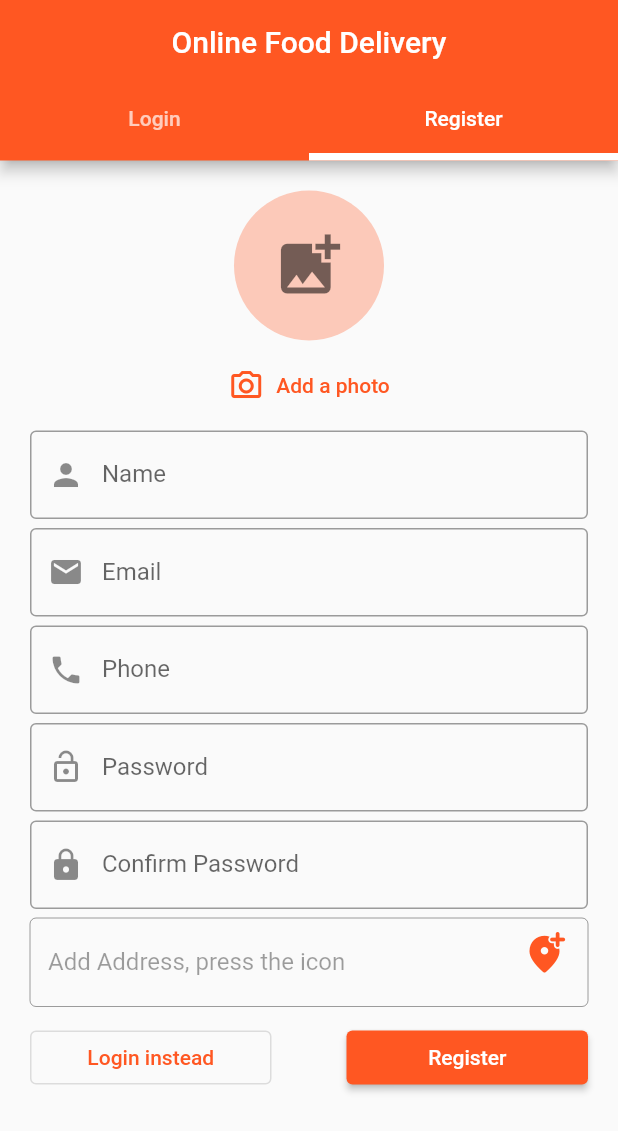
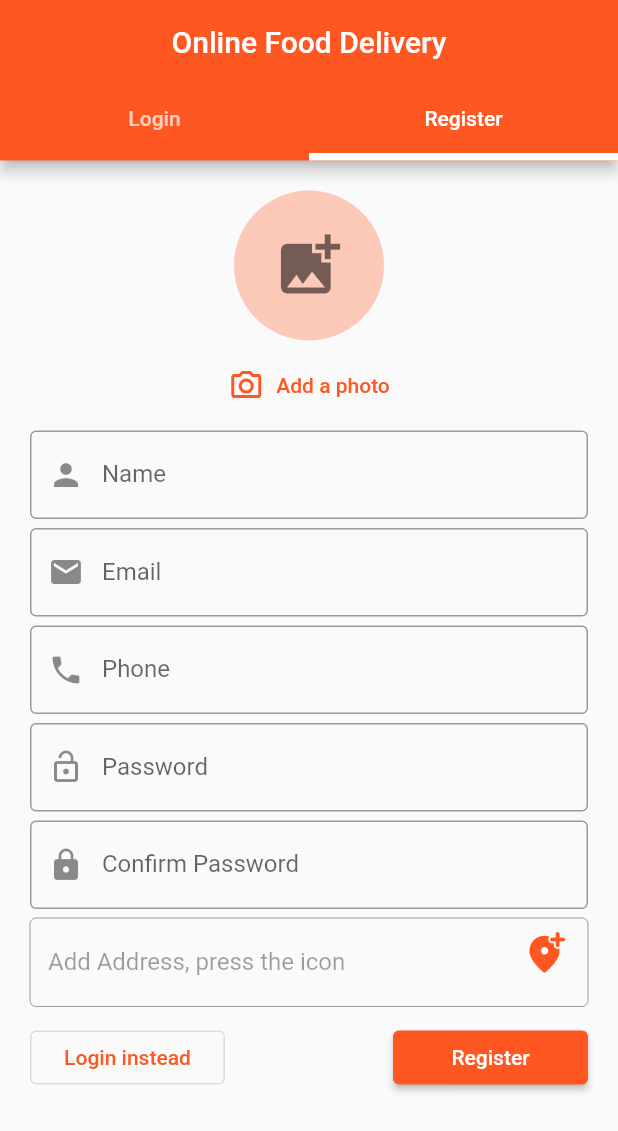
Before and after one commit to mydigita/food-order-and-delivery-app, a Flutter app: the screen it shows after launch, tab 2 chosen, on a phone screen of 412 x 824 dp. Shown: the top 1131 px of the screen. Run offline on Flutter 3.47's test engine with Material 2 defaults, Android fonts, the light colour scheme and no system bars; our stand-ins replace image_picker.

Commit message:
fixed button size on login and register page

```diff
--- a/lib/authentication/registerpage.dart
+++ b/lib/authentication/registerpage.dart
@@ -138,14 +138,15 @@ class _RegisterPageState extends State<RegisterPage> {
           Row(
             mainAxisAlignment: MainAxisAlignment.spaceBetween,
             children: [
-              Expanded(
+              SizedBox(
+                width: 130,
                 child: OutlinedButton(
                   onPressed: () {},
                   child: const Text("Login instead"),
                 ),
               ),
-              const SizedBox(width: 50),
-              Expanded(
+              SizedBox(
+                width: 130,
                 child: ElevatedButton(
                   onPressed: () {},
                   child: const Text("Register"),
```
Also changed, not shown: lib/authentication/loginpage.dart (+9 -5 lines).
